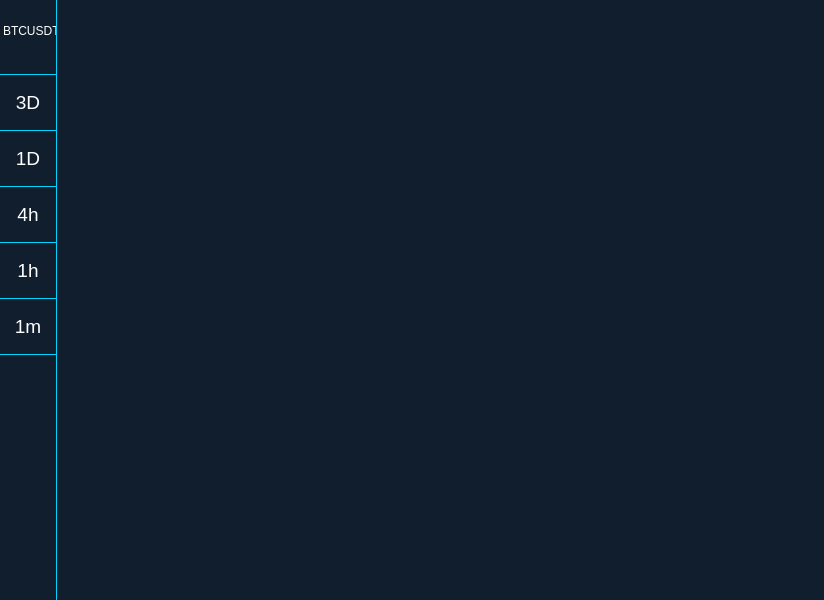
Before: the Qt Designer form res/src/templates/chart.ui in seldish-og/Crypto-Manager-Desktop-App, drawn with Qt 5.
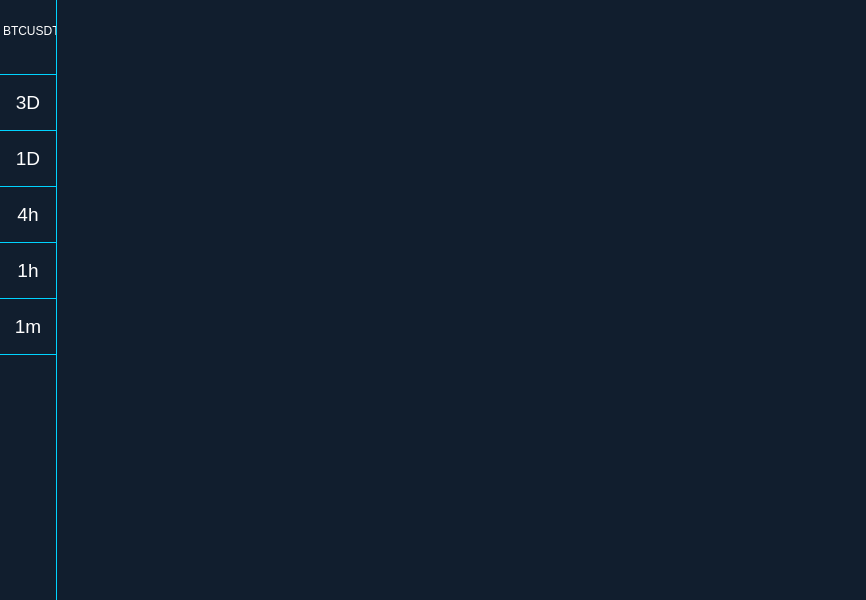
After: the same form once the commit is applied. Icons and pictures are not drawn.

Diff of the .ui file:
```diff
--- a/res/src/templates/chart.ui
+++ b/res/src/templates/chart.ui
@@ -6,7 +6,7 @@
    <rect>
     <x>0</x>
     <y>0</y>
-    <width>824</width>
+    <width>866</width>
     <height>600</height>
    </rect>
   </property>
```
Left out of the diff: 24 changed lines with no effect on the pictures.
